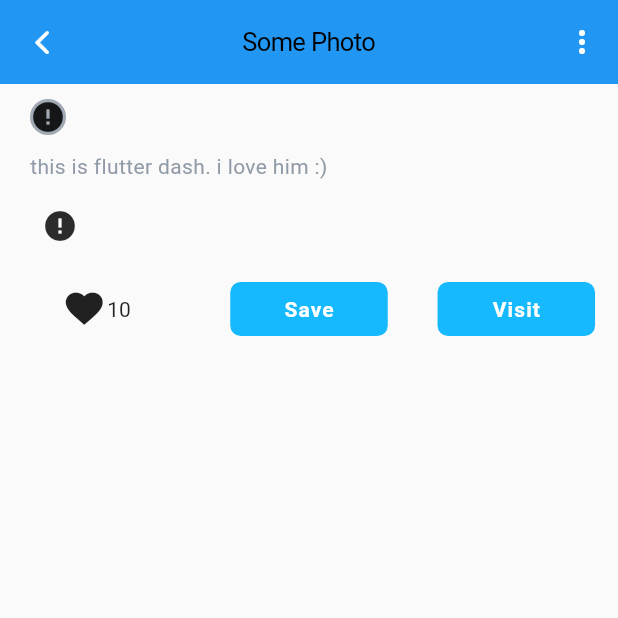
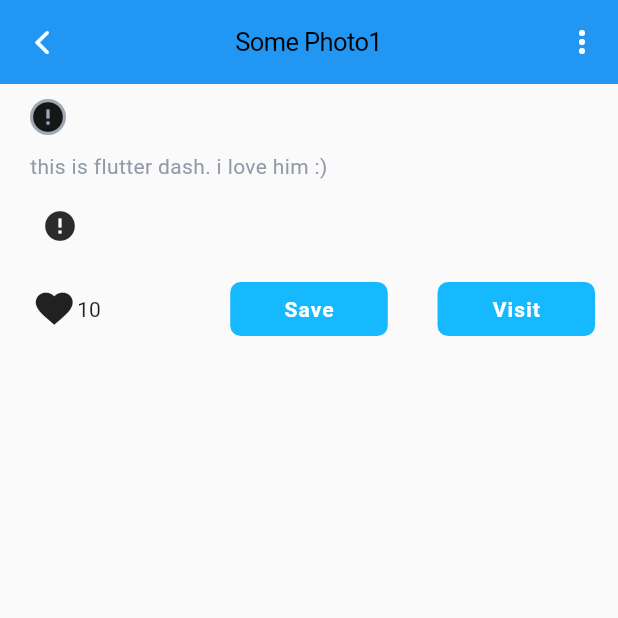
Before and after one commit to skill-branch-froggee/skill_branch_flutter, a Flutter app: the screen it shows after launch, after a tap on the "error" icon, on a phone screen of 412 x 824 dp, the top half of it. Run offline on Flutter 3.47's test engine with Material 2 defaults, Android fonts, the phone set to English and light mode, and no system bars; drawn by our look-alikes of cached_network_image; our stand-ins replace connectivity, gallery_saver; network calls fail.

Commit message:
hometask_5

```diff
--- a/lib/app.dart
+++ b/lib/app.dart
@@ -4,7 +4,7 @@ import 'package:FlutterGalleryApp/screens/photo_screen.dart';
 import 'package:flutter/cupertino.dart';
 import 'package:flutter/material.dart';
 
-//import 'package:connectivity/connectivity.dart';
+import 'package:connectivity/connectivity.dart';
 
 import 'package:FlutterGalleryApp/res/res.dart';
 
@@ -42,7 +42,7 @@ class MyApp extends StatelessWidget {
           }
         }
       },
-      home: Home(),
+      home: Home(Connectivity().onConnectivityChanged),
     );
   }
 }
--- a/lib/main.dart
+++ b/lib/main.dart
@@ -6,3 +6,23 @@ void main() {
 //  debugRepaintRainbowEnabled = true;
   runApp(MyApp());
 }
+
+class ConnectivityOverlay {
+  static final ConnectivityOverlay _singleton = ConnectivityOverlay._internal();
+
+  factory ConnectivityOverlay() {
+    return _singleton;
+  }
+
+  ConnectivityOverlay._internal();
+
+  static OverlayEntry overlayEntry;
+
+  void showOverlay(BuildContext context, Widget child) {
+    // реализуйте отображение Overlay.
+  }
+
+  void removeOverlay(BuildContext context) {
+// реализуйте удаление Overlay.
+  }
+}
--- a/lib/screens/feed_screen.dart
+++ b/lib/screens/feed_screen.dart
@@ -47,7 +47,7 @@ class _FeedState extends State<Feed> {
               context,
               '/fullScreenImage',
               arguments: FullScreenImageArguments(
-                routeSettings: RouteSettings(arguments: 'Some Photo'),
+                routeSettings: RouteSettings(arguments: 'Some Photo1'),
                 heroTag: 'tag$index',
                 userPhoto:
                     'http://www.youloveit.ru/uploads/posts/2019-08/1565284946_red4.jpg',
--- a/lib/screens/home.dart
+++ b/lib/screens/home.dart
@@ -1,12 +1,19 @@
+import 'dart:async';
+
 import 'package:FlutterGalleryApp/res/res.dart';
 import 'package:flutter/material.dart';
 import 'package:flutter/widgets.dart';
 import 'package:FlutterGalleryApp/res/app_icons.dart';
+import 'package:connectivity/connectivity.dart';
 
 //import 'demo_screen.dart';
 import 'feed_screen.dart';
 
 class Home extends StatefulWidget {
+  Home(this.onConnectivityChanged);
+
+  final Stream<ConnectivityResult> onConnectivityChanged;
+
   @override
   State<StatefulWidget> createState() {
     return _HomeState();
@@ -16,6 +23,34 @@ class Home extends StatefulWidget {
 class _HomeState extends State<Home> {
   List<Widget> pages = [Feed(), Container(), Container()];
   int currentTab = 0;
+
+  StreamSubscription subscription;
+
+  @override
+  void initState() {
+    super.initState();
+    subscription =
+        widget.onConnectivityChanged.listen((ConnectivityResult result) {
+      switch (result) {
+        case ConnectivityResult.wifi:
+// Вызовете удаление Overlay тут
+          break;
+        case ConnectivityResult.mobile:
+// Вызовете удаление Overlay тут
+          break;
+        case ConnectivityResult.none:
+// Вызовете отображения Overlay тут
+          break;
+      }
+    });
+  }
+
+  @override
+  void dispose() {
+    subscription.cancel();
+    super.dispose();
+  }
+
   @override
   Widget build(BuildContext context) {
     return Scaffold(
--- a/lib/screens/photo_screen.dart
+++ b/lib/screens/photo_screen.dart
@@ -30,15 +30,17 @@ class FullScreenImageArguments {
 }
 
 class FullScreenImage extends StatefulWidget {
-  FullScreenImage(
-      {this.photo = '',
-      this.altDescription = '',
-      this.name = '',
-      this.userName = '',
-      Key key,
-      this.heroTag = '',
-      this.userPhoto = ''})
-      : super(key: key);
+  FullScreenImage({
+    this.photo,
+    this.altDescription,
+    this.name,
+    this.userName,
+    Key key,
+    this.heroTag,
+    this.userPhoto,
+    this.likeCount,
+    this.isLiked,
+  }) : super(key: key);
 
   final String photo;
   final String altDescription;
@@ -46,6 +48,8 @@ class FullScreenImage extends StatefulWidget {
   final String userName;
   final String userPhoto;
   final String heroTag;
+  final int likeCount;
+  final bool isLiked;
 
   @override
   State<StatefulWidget> createState() {
@@ -126,14 +130,6 @@ class FullScreenImageState extends State<FullScreenImage>
                       Container(
                           width: 105,
                           height: 60,
-                          alignment: Alignment.bottomLeft,
-                          padding: EdgeInsets.symmetric(
-                              vertical: 10, horizontal: 20),
-                          // margin: EdgeInsets.all(12),
-                          decoration: BoxDecoration(
-                            shape: BoxShape.rectangle,
-                            borderRadius: BorderRadius.all(Radius.circular(7)),
-                          ),
                           child: LikeButton(10, true)), // кнопка с лайками
                       SizedBox(width: 12),
                       _buildButton('Save', () {
@@ -213,7 +209,7 @@ class FullScreenImageState extends State<FullScreenImage>
       ],
       centerTitle: true,
       title: Text(
-        title,
+        title ?? 'Photo',
         style: Theme.of(context).textTheme.headline2,
       ),
       leading: IconButton(
@@ -242,7 +238,7 @@ class FullScreenImageState extends State<FullScreenImage>
           ),
 
           child: Text(
-            text,
+            text ?? 'default value',
             style: Theme.of(context)
                 .textTheme
                 .headline4
@@ -260,14 +256,22 @@ class StaggerAnimation extends StatelessWidget {
   final String name;
   final String userName;
   final String userPhoto;
+  //final int likeCount;
+  //final bool isLiked;
+  // final String photo;
+  //final String altDescription;
 
-  StaggerAnimation(
-      {Key key,
-      this.animationController,
-      this.name,
-      this.userName,
-      this.userPhoto})
-      : opacityUserAvatar = Tween<double>(begin: 0.0, end: 1.0).animate(
+  StaggerAnimation({
+    Key key,
+    this.animationController,
+    this.name, // = '',
+    this.userName, //= '',
+    this.userPhoto, // = '',
+    // this.likeCount = 0,
+    // this.isLiked = false,
+    //  this.photo = '',
+    // this.altDescription = '',
+  })  : opacityUserAvatar = Tween<double>(begin: 0.0, end: 1.0).animate(
           CurvedAnimation(
             parent: animationController,
             curve: Interval(0.0, 0.5, curve: Curves.ease),
@@ -290,15 +294,6 @@ class StaggerAnimation extends StatelessWidget {
   }
 
   Widget _buildPhotoMetaData(BuildContext context, Widget child) {
-    // ghjdthrf pyfxtybq
-
-    // double a, b, c, d;
-    //   a = animationController.value;
-    //   b = opacityUserAvatar.value;
-    //   print('$a - OpacityUserAvatar $b');
-    //  c = animationController.value;
-    // d = opacityText.value;
-    //print('$c - opacityText $d');
     return Padding(
       padding: EdgeInsets.symmetric(horizontal: 10, vertical: 5),
       child: Row(
--- a/lib/widgets/claim_bottom_sheet.dart
+++ b/lib/widgets/claim_bottom_sheet.dart
@@ -37,7 +37,7 @@ class ClaimBottomSheet extends StatelessWidget {
         constraints: BoxConstraints.tightForFinite(height: 40),
         alignment: Alignment.center,
         child: Text(
-          claim[index].toUpperCase(),
+          claim[index].toUpperCase() ?? 'default value',
           style: Theme.of(context).textTheme.headline2,
         ),
       ),
```
